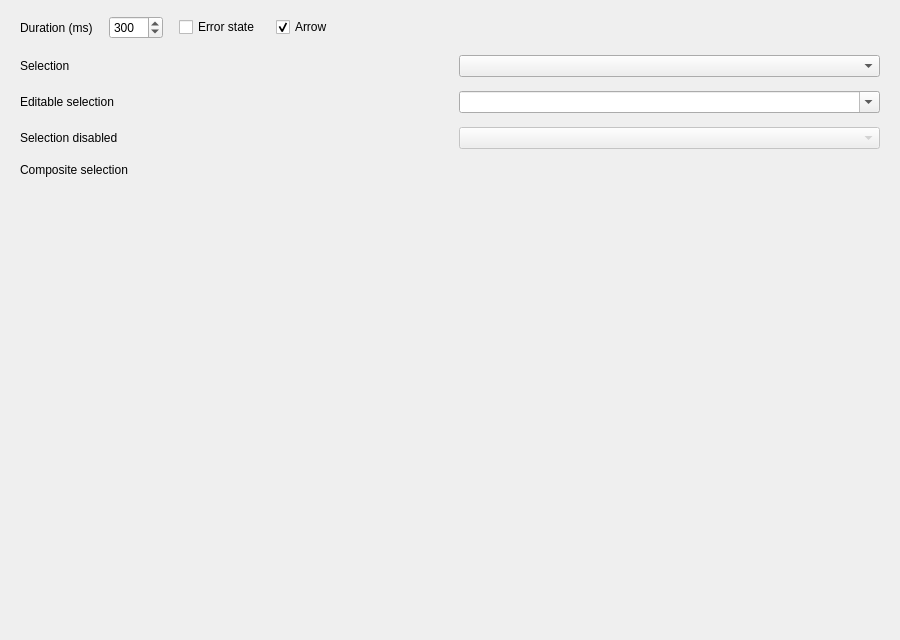
First picture: the form in examples/comboboxespage.ui, repository daonvshu/qt-animated-widgets, before the edit.
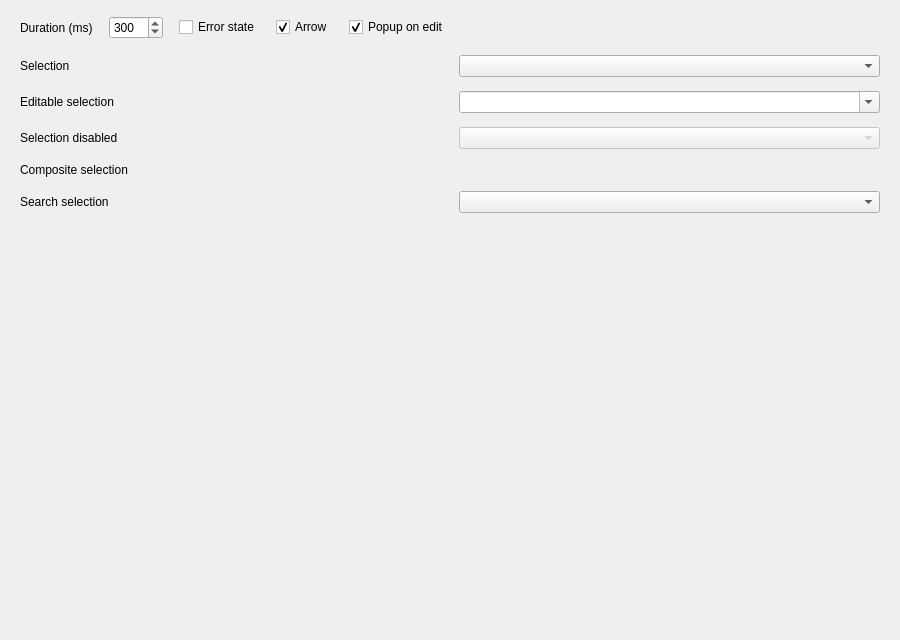
Second picture: the form after the edit. Custom widgets are drawn as their Qt base class.

Commit message: feat: support searchable editable combo boxes

```diff
--- a/examples/comboboxespage.ui
+++ b/examples/comboboxespage.ui
@@ -41,6 +41,12 @@
        <property name="checked"><bool>true</bool></property>
       </widget>
      </item>
+     <item>
+      <widget class="QCheckBox" name="popupOnEditCheck">
+       <property name="text"><string>Popup on edit</string></property>
+       <property name="checked"><bool>true</bool></property>
+      </widget>
+     </item>
      <item>
       <spacer name="settingsSpacer">
        <property name="orientation"><enum>Qt::Horizontal</enum></property>
@@ -91,6 +97,14 @@
      <item row="3" column="1">
       <widget class="CompositeComboBox" name="comboComposite"/>
      </item>
+     <item row="4" column="0">
+      <widget class="QLabel" name="searchLabel">
+       <property name="text"><string>Search selection</string></property>
+      </widget>
+     </item>
+     <item row="4" column="1">
+      <widget class="SearchComboBox" name="comboSearch"/>
+     </item>
     </layout>
    </item>
    <item>
@@ -104,6 +118,11 @@
   </layout>
  </widget>
  <customwidgets>
+  <customwidget>
+   <class>SearchComboBox</class>
+   <extends>QComboBox</extends>
+   <header>animatedwidgets/comboboxes/searchcombobox.h</header>
+  </customwidget>
   <customwidget>
    <class>ComboBox</class>
    <extends>QComboBox</extends>
```
The commit also changes 18 other files.
